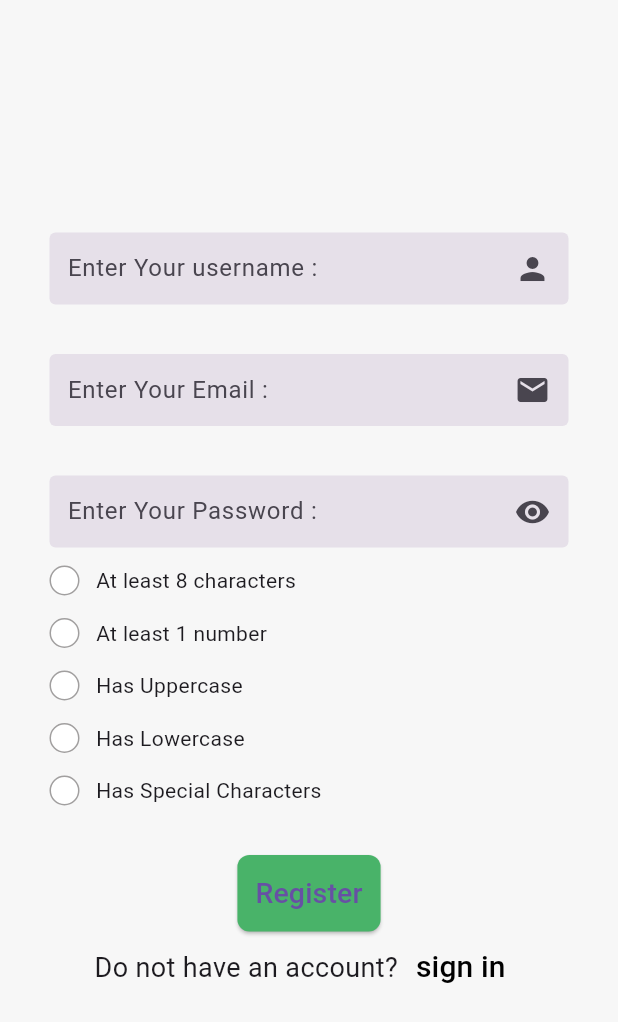
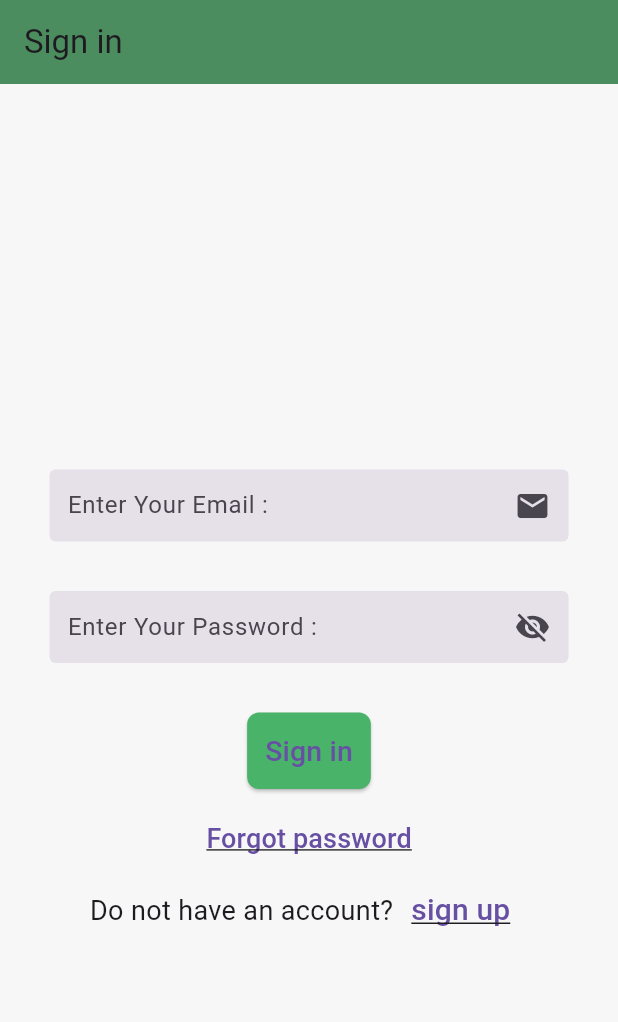
Before and after one commit to sherifshouaib/flower_app, a Flutter app: the screen it shows after launch, on a phone screen of 412 x 824 dp. Shown: the top 1022 px of the screen. Run offline on Flutter 3.47's test engine with Material 3 defaults, Android fonts, the phone set to English and light mode, and no system bars; our stand-ins replace firebase_auth, firebase_core; accounts and stored records are empty.

Commit message:
flower_app_lesson15

```diff
--- a/lib/main.dart
+++ b/lib/main.dart
@@ -2,9 +2,11 @@ import 'package:e_commerce_app/firebase_options.dart';
 import 'package:e_commerce_app/pages/checkout.dart';
 import 'package:e_commerce_app/pages/details_screen.dart';
 import 'package:e_commerce_app/pages/home.dart';
-import 'package:e_commerce_app/pages/login.dart';
+import 'package:e_commerce_app/pages/sign_in.dart';
 import 'package:e_commerce_app/pages/register.dart';
 import 'package:e_commerce_app/provider/cart.dart';
+import 'package:e_commerce_app/widgets/snackbar.dart';
+import 'package:firebase_auth/firebase_auth.dart';
 import 'package:firebase_core/firebase_core.dart';
 import 'package:flutter/material.dart';
 import 'package:provider/provider.dart';
@@ -28,7 +30,23 @@ class MyApp extends StatelessWidget {
       },
       child: MaterialApp(
         debugShowCheckedModeBanner: false,
-        home: Register(),
+        home: StreamBuilder(
+          stream: FirebaseAuth.instance.authStateChanges(),
+          builder: (context, snapshot) {
+            if (snapshot.connectionState == ConnectionState.waiting) {
+              return Center(
+                  child: CircularProgressIndicator(
+                color: Colors.white,
+              ));
+            } else if (snapshot.hasError) {
+              return showSnackBar(context, "Something went wrong");
+            } else if (snapshot.hasData) {
+              return Home();
+            } else {
+              return Login();
+            }
+          },
+        ),
       ),
     );
   }
--- a/lib/pages/home.dart
+++ b/lib/pages/home.dart
@@ -4,6 +4,7 @@ import 'package:e_commerce_app/pages/details_screen.dart';
 import 'package:e_commerce_app/provider/cart.dart';
 import 'package:e_commerce_app/widgets/appbar.dart';
 import 'package:e_commerce_app/widgets/colors.dart';
+import 'package:firebase_auth/firebase_auth.dart';
 import 'package:flutter/material.dart';
 import 'package:provider/provider.dart';
 
@@ -116,7 +117,9 @@ class Home extends StatelessWidget {
                 ListTile(
                     title: Text("Logout"),
                     leading: Icon(Icons.exit_to_app),
-                    onTap: () {}),
+                    onTap: ()  {
+                       FirebaseAuth.instance.signOut();
+                    }),
               ],
             ),
             Container(
--- a/lib/pages/register.dart
+++ b/lib/pages/register.dart
@@ -1,6 +1,6 @@
 import 'dart:io';
 
-import 'package:e_commerce_app/pages/login.dart';
+import 'package:e_commerce_app/pages/sign_in.dart';
 import 'package:e_commerce_app/widgets/colors.dart';
 import 'package:e_commerce_app/widgets/constants.dart';
 import 'package:e_commerce_app/widgets/snackbar.dart';
@@ -36,7 +36,6 @@ class _RegisterState extends State<Register> {
     hasSpecialCharacters = false;
 
     setState(() {
-
       if (password.contains(RegExp(r'.{8,}'))) {
         isPassword8Char = true;
       }
@@ -55,10 +54,7 @@ class _RegisterState extends State<Register> {
       if (password.contains(RegExp(r'[!@#$%^&*(),.?":{}|<>]'))) {
         hasSpecialCharacters = true;
       }
-
-
-    }
-    );
+    });
   }
 
   register() async {
@@ -99,8 +95,12 @@ class _RegisterState extends State<Register> {
 
   @override
   Widget build(BuildContext context) {
-    return SafeArea(
-      child: Scaffold(
+    return Scaffold(
+      appBar: AppBar(
+        title: const Text('Register'),
+        elevation: 0,
+        backgroundColor: appbarGreen,
+      ),
       backgroundColor: Color.fromARGB(255, 247, 247, 247),
       body: Center(
         child: Padding(
@@ -184,11 +184,9 @@ class _RegisterState extends State<Register> {
                         width: 20,
                         decoration: BoxDecoration(
                           shape: BoxShape.circle,
-                            color:
-                                isPassword8Char ? Colors.green : Colors.white,
+                          color: isPassword8Char ? Colors.green : Colors.white,
                           border: Border.all(
-                                color:
-                                    const Color.fromARGB(255, 161, 159, 159)),
+                              color: const Color.fromARGB(255, 161, 159, 159)),
                         ),
                       ),
                       SizedBox(
@@ -218,8 +216,7 @@ class _RegisterState extends State<Register> {
                               ? Colors.green
                               : Colors.white,
                           border: Border.all(
-                                color:
-                                    const Color.fromARGB(255, 161, 159, 159)),
+                              color: const Color.fromARGB(255, 161, 159, 159)),
                         ),
                       ),
                       SizedBox(
@@ -245,10 +242,9 @@ class _RegisterState extends State<Register> {
                         width: 20,
                         decoration: BoxDecoration(
                           shape: BoxShape.circle,
-                            color:hasUppercase ? Colors.green : Colors.white,
+                          color: hasUppercase ? Colors.green : Colors.white,
                           border: Border.all(
-                                color:
-                                    const Color.fromARGB(255, 161, 159, 159)),
+                              color: const Color.fromARGB(255, 161, 159, 159)),
                         ),
                       ),
                       SizedBox(
@@ -276,8 +272,7 @@ class _RegisterState extends State<Register> {
                           shape: BoxShape.circle,
                           color: hasLowercase ? Colors.green : Colors.white,
                           border: Border.all(
-                                color:
-                                    const Color.fromARGB(255, 161, 159, 159)),
+                              color: const Color.fromARGB(255, 161, 159, 159)),
                         ),
                       ),
                       SizedBox(
@@ -303,10 +298,11 @@ class _RegisterState extends State<Register> {
                         width: 20,
                         decoration: BoxDecoration(
                           shape: BoxShape.circle,
-                            color:hasSpecialCharacters ? Colors.green : Colors.white,
+                          color: hasSpecialCharacters
+                              ? Colors.green
+                              : Colors.white,
                           border: Border.all(
-                                color:
-                                    const Color.fromARGB(255, 161, 159, 159)),
+                              color: const Color.fromARGB(255, 161, 159, 159)),
                         ),
                       ),
                       SizedBox(
@@ -321,9 +317,14 @@ class _RegisterState extends State<Register> {
                     height: 33,
                   ),
                   ElevatedButton(
-                      onPressed: () {
+                    onPressed: () async {
                       if (_formKey.currentState!.validate()) {
-                          register();
+                        await register();
+                        if (!mounted) return;
+                        Navigator.pushReplacement(
+                          context,
+                          MaterialPageRoute(builder: (context) => Login()),
+                        );
                       } else {
                         showSnackBar(context, "ERROR");
                       }
@@ -354,13 +355,15 @@ class _RegisterState extends State<Register> {
                         onPressed: () {
                           Navigator.pushReplacement(
                             context,
-                              MaterialPageRoute(
-                                  builder: (context) => const Login()),
+                            MaterialPageRoute(builder: (context) => Login()),
                           );
                         },
-                          child: Text('sign in',
-                              style:
-                                  TextStyle(color: Colors.black, fontSize: 20)),
+                        child: Text(
+                          'sign in',
+                          style: TextStyle(
+                              fontSize: 20,
+                              decoration: TextDecoration.underline),
+                        ),
                       )
                     ],
                   )
@@ -370,7 +373,6 @@ class _RegisterState extends State<Register> {
           ),
         ),
       ),
-      ),
     );
   }
 }
--- /dev/null
+++ b/lib/pages/sign_in.dart
@@ -0,0 +1,169 @@
+// ignore_for_file: prefer_const_constructors
+
+import 'package:e_commerce_app/pages/forgot_passowrd.dart';
+import 'package:e_commerce_app/pages/register.dart';
+import 'package:e_commerce_app/widgets/colors.dart';
+import 'package:e_commerce_app/widgets/constants.dart';
+import 'package:e_commerce_app/widgets/snackbar.dart';
+import 'package:firebase_auth/firebase_auth.dart';
+import 'package:flutter/material.dart';
+
+class Login extends StatefulWidget {
+  Login({super.key});
+
+  @override
+  State<Login> createState() => _LoginState();
+}
+
+class _LoginState extends State<Login> {
+  bool isVisible = false;
+  final emailController = TextEditingController();
+
+  final passwordController = TextEditingController();
+
+  signIn() async {
+    showDialog(
+        context: context,
+        builder: (context) {
+          return Center(
+            child: CircularProgressIndicator(
+              color: Colors.white,
+            ),
+          );
+        });
+
+    try {
+      final credential = await FirebaseAuth.instance.signInWithEmailAndPassword(
+          email: emailController.text, password: passwordController.text);
+    } on FirebaseAuthException catch (e) {
+      showSnackBar(context, "ERROR :  ${e.code} ");
+    }
+
+    if (!mounted) return;
+    Navigator.pop(context);
+  }
+
+  @override
+  void dispose() {
+    // TODO: implement dispose
+    emailController.dispose();
+    passwordController.dispose();
+    super.dispose();
+  }
+
+  @override
+  Widget build(BuildContext context) {
+    return Scaffold(
+      appBar: AppBar(
+        backgroundColor: appbarGreen,
+        title: Text('Sign in'),
+      ),
+      backgroundColor: Color.fromARGB(255, 247, 247, 247),
+      body: Center(
+        child: Padding(
+          padding: EdgeInsets.all(33.0),
+          child: SingleChildScrollView(
+            child: Column(
+              mainAxisAlignment: MainAxisAlignment.center,
+              children: [
+                SizedBox(
+                  height: 64,
+                ),
+                TextField(
+                  controller: emailController,
+                  keyboardType: TextInputType.emailAddress,
+                  obscureText: false,
+                  decoration: decorationTextfield.copyWith(
+                    hintText: "Enter Your Email : ",
+                    suffixIcon: Icon(Icons.email),
+                  ),
+                ),
+                SizedBox(
+                  height: 33,
+                ),
+                TextField(
+                  controller: passwordController,
+                  keyboardType: TextInputType.text,
+                  obscureText: isVisible ? false : true,
+                  decoration: decorationTextfield.copyWith(
+                    hintText: 'Enter Your Password : ',
+                    suffixIcon: IconButton(
+                      onPressed: () {
+                        setState(() {
+                          isVisible = !isVisible;
+                        });
+                      },
+                      icon: isVisible
+                          ? Icon(Icons.visibility)
+                          : Icon(Icons.visibility_off),
+                    ),
+                  ),
+                ),
+                SizedBox(
+                  height: 33,
+                ),
+                ElevatedButton(
+                  onPressed: () async {
+                    await signIn();
+                    if (!mounted) return;
+                    //   showSnackBar(context, 'Done ... ');
+                  },
+                  style: ButtonStyle(
+                    backgroundColor: MaterialStateProperty.all(BTNgreen),
+                    padding: MaterialStateProperty.all(EdgeInsets.all(12)),
+                    shape: MaterialStateProperty.all(RoundedRectangleBorder(
+                        borderRadius: BorderRadius.circular(8))),
+                  ),
+                  child: Text(
+                    "Sign in",
+                    style: TextStyle(fontSize: 19),
+                  ),
+                ),
+                SizedBox(
+                  height: 9,
+                ),
+                TextButton(
+                  onPressed: () {
+                    Navigator.push(
+                        context,
+                        MaterialPageRoute(
+                            builder: (context) => ForgotPassowrd()));
+                  },
+                  child: Text(
+                    'Forgot password',
+                    style: TextStyle(
+                        fontSize: 18, decoration: TextDecoration.underline),
+                  ),
+                ),
+                Row(
+                  mainAxisAlignment: MainAxisAlignment.center,
+                  children: [
+                    Text(
+                      'Do not have an account?',
+                      style: TextStyle(fontSize: 18),
+                    ),
+                    TextButton(
+                      onPressed: () {
+                        Navigator.pushReplacement(
+                          context,
+                          MaterialPageRoute(builder: (context) => Register()),
+                        );
+                      },
+                      child: Text(
+                        'sign up',
+                        style: TextStyle(
+                          fontSize: 20,
+                          decoration: TextDecoration.underline,
+                        ),
+                      ),
+                    )
+                  ],
+                )
+              ],
+            ),
+          ),
+        ),
+      ),
+    );
+  }
+}
```
Also changed, not shown: lib/pages/forgot_passowrd.dart (added, +103 -0 lines), lib/pages/login.dart (deleted, +0 -84 lines). Lines whose indentation alone changed are shown as unchanged.
